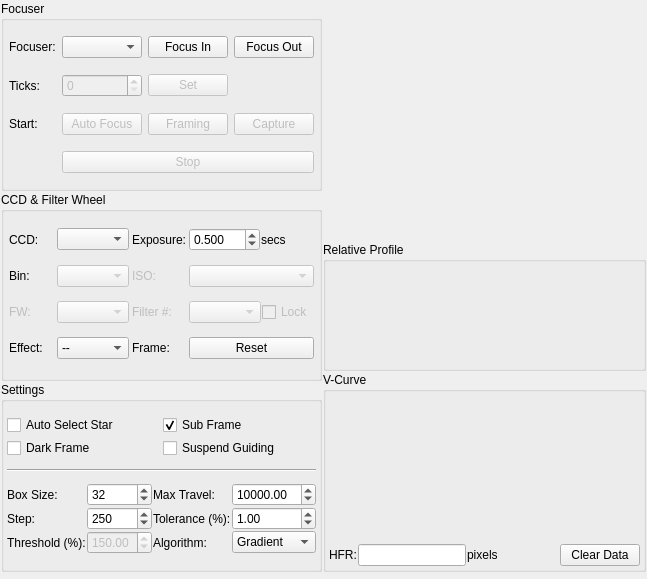
Qt form kstars/ekos/focus/focus.ui (KDE/kstars) before a commit.
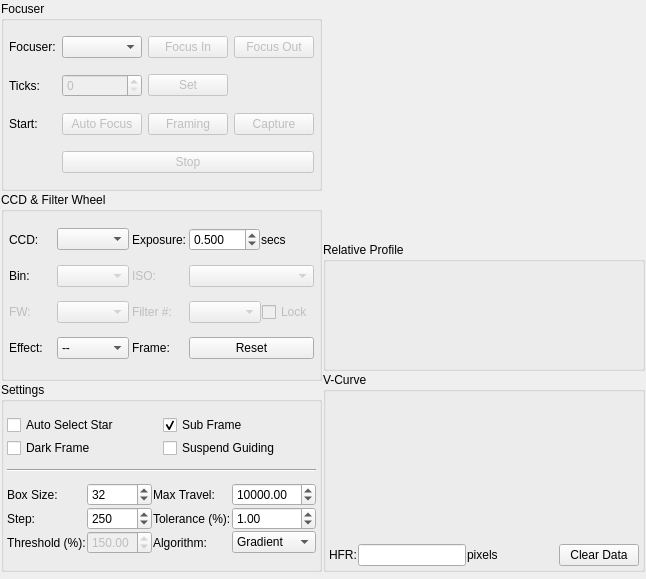
The same form after that commit. Custom widgets are drawn as their Qt base class.

Commit message: Reset buttons fixes

The edit to the form file:
```diff
--- a/kstars/ekos/focus/focus.ui
+++ b/kstars/ekos/focus/focus.ui
@@ -6,7 +6,7 @@
    <rect>
     <x>0</x>
     <y>0</y>
-    <width>647</width>
+    <width>646</width>
     <height>579</height>
    </rect>
   </property>
@@ -91,7 +91,7 @@
           <item row="0" column="2">
            <widget class="QPushButton" name="focusInB">
             <property name="enabled">
-             <bool>true</bool>
+             <bool>false</bool>
             </property>
             <property name="text">
              <string>Focus In</string>
@@ -144,7 +144,7 @@
           <item row="0" column="3">
            <widget class="QPushButton" name="focusOutB">
             <property name="enabled">
-             <bool>true</bool>
+             <bool>false</bool>
             </property>
             <property name="text">
              <string>Focus Out</string>
```
The commit also changes 1 other file.
